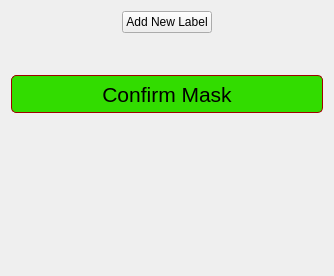
Old version of the form core/modules/gui/MitkDrawingTool/MitkDrawingTool.ui in the repository dboun/MultiPatientImageProcessing.
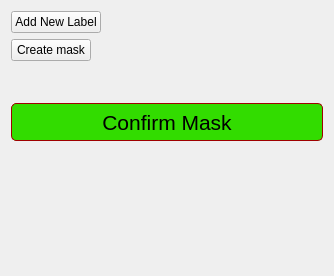
New version of the form. Custom widgets are drawn as their Qt base class.

Commit message: Fix button alignment

```diff
--- a/core/modules/gui/MitkDrawingTool/MitkDrawingTool.ui
+++ b/core/modules/gui/MitkDrawingTool/MitkDrawingTool.ui
@@ -14,7 +14,7 @@
    <string>Form</string>
   </property>
   <layout class="QVBoxLayout" name="verticalLayout">
-   <item alignment="Qt::AlignHCenter|Qt::AlignVCenter">
+   <item alignment="Qt::AlignLeft|Qt::AlignVCenter">
     <widget class="ActionPushButton" name="newLabelPushBtn">
      <property name="styleSheet">
       <string notr="true"/>
@@ -24,6 +24,13 @@
      </property>
     </widget>
    </item>
+   <item alignment="Qt::AlignLeft|Qt::AlignVCenter">
+    <widget class="ActionPushButton" name="createMaskPushBtn">
+     <property name="text">
+      <string>Create mask</string>
+     </property>
+    </widget>
+   </item>
    <item>
     <widget class="QmitkLabelSetWidget" name="labelSetWidget" native="true"/>
    </item>
```
The commit also changes 3 other files.
